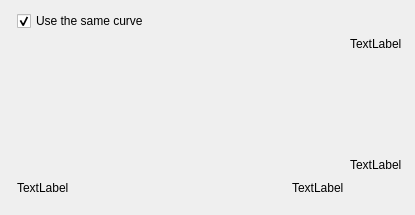
Before: the Qt Designer form krita/plugins/paintops/libpaintop/wdgcurveoption.ui in KDE/krita, drawn with Qt 5.
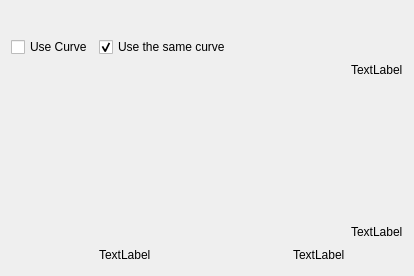
After: the same form once the commit is applied. Custom widgets are drawn as their Qt base class.

Commit message:
Added a slider to the curve widget and the possibility to choose whether to use or not to use the curve.
If the "use curve" checkbox is enabled, the curve will scale to the value
the slider is currently set to.

The edit to the form file:
```diff
--- a/krita/plugins/paintops/libpaintop/wdgcurveoption.ui
+++ b/krita/plugins/paintops/libpaintop/wdgcurveoption.ui
@@ -6,95 +6,128 @@
    <rect>
     <x>0</x>
     <y>0</y>
-    <width>415</width>
-    <height>215</height>
+    <width>414</width>
+    <height>276</height>
    </rect>
   </property>
   <layout class="QGridLayout" name="gridLayout">
-   <item row="0" column="0" rowspan="6">
-    <widget class="KisMultiSensorsSelector" name="sensorSelector" native="true"/>
+   <item row="3" column="0" rowspan="6">
+    <widget class="KisMultiSensorsSelector" name="sensorSelector" native="true">
+     <property name="sizePolicy">
+      <sizepolicy hsizetype="Expanding" vsizetype="Expanding">
+       <horstretch>0</horstretch>
+       <verstretch>0</verstretch>
+      </sizepolicy>
+     </property>
+     <property name="minimumSize">
+      <size>
+       <width>20</width>
+       <height>0</height>
+      </size>
+     </property>
+     <zorder>checkBoxUseSameCurve</zorder>
+    </widget>
    </item>
-   <item row="1" column="1" rowspan="3" colspan="3">
+   <item row="8" column="1">
+    <widget class="QLabel" name="label_xmin">
+     <property name="sizePolicy">
+      <sizepolicy hsizetype="Preferred" vsizetype="Fixed">
+       <horstretch>0</horstretch>
+       <verstretch>0</verstretch>
+      </sizepolicy>
+     </property>
+     <property name="text">
+      <string comment="KDE::DoNotExtract">TextLabel</string>
+     </property>
+    </widget>
+   </item>
+   <item row="3" column="1" rowspan="5" colspan="4">
     <widget class="KisCurveWidget" name="curveWidget" native="true">
      <property name="sizePolicy">
       <sizepolicy hsizetype="Preferred" vsizetype="Expanding">
+       <horstretch>1</horstretch>
+       <verstretch>0</verstretch>
+      </sizepolicy>
+     </property>
+     <zorder>checkBoxUseSameCurve</zorder>
+    </widget>
+   </item>
+   <item row="1" column="0" colspan="5">
+    <widget class="KisDoubleSliderSpinBox" name="slider" native="true">
+     <property name="sizePolicy">
+      <sizepolicy hsizetype="Preferred" vsizetype="Fixed">
        <horstretch>0</horstretch>
        <verstretch>0</verstretch>
       </sizepolicy>
      </property>
+     <property name="minimumSize">
+      <size>
+       <width>20</width>
+       <height>20</height>
+      </size>
+     </property>
+     <property name="maximumSize">
+      <size>
+       <width>16777215</width>
+       <height>16777215</height>
+      </size>
+     </property>
+     <zorder>checkBoxUseSameCurve</zorder>
     </widget>
    </item>
-   <item row="1" column="4">
+   <item row="8" column="4">
+    <widget class="QLabel" name="label_xmax">
+     <property name="sizePolicy">
+      <sizepolicy hsizetype="Preferred" vsizetype="Fixed">
+       <horstretch>0</horstretch>
+       <verstretch>0</verstretch>
+      </sizepolicy>
+     </property>
+     <property name="text">
+      <string comment="KDE::DoNotExtract">TextLabel</string>
+     </property>
+    </widget>
+   </item>
+   <item row="3" column="5">
     <widget class="QLabel" name="label_ymax">
+     <property name="sizePolicy">
+      <sizepolicy hsizetype="Fixed" vsizetype="Fixed">
+       <horstretch>0</horstretch>
+       <verstretch>0</verstretch>
+      </sizepolicy>
+     </property>
      <property name="text">
       <string comment="KDE::DoNotExtract">TextLabel</string>
      </property>
     </widget>
    </item>
-   <item row="2" column="4">
-    <spacer name="verticalSpacer">
-     <property name="orientation">
-      <enum>Qt::Vertical</enum>
-     </property>
-     <property name="sizeHint" stdset="0">
-      <size>
-       <width>54</width>
-       <height>130</height>
-      </size>
-     </property>
-    </spacer>
-   </item>
-   <item row="3" column="4">
+   <item row="7" column="5">
     <widget class="QLabel" name="label_ymin">
-     <property name="text">
-      <string comment="KDE::DoNotExtract">TextLabel</string>
+     <property name="sizePolicy">
+      <sizepolicy hsizetype="Fixed" vsizetype="Fixed">
+       <horstretch>0</horstretch>
+       <verstretch>0</verstretch>
+      </sizepolicy>
      </property>
-    </widget>
-   </item>
-   <item row="4" column="1">
-    <widget class="QLabel" name="label_xmin">
      <property name="text">
       <string comment="KDE::DoNotExtract">TextLabel</string>
      </property>
     </widget>
    </item>
-   <item row="4" column="2">
-    <spacer name="horizontalSpacer">
-     <property name="orientation">
-      <enum>Qt::Horizontal</enum>
-     </property>
-     <property name="sizeHint" stdset="0">
-      <size>
-       <width>72</width>
-       <height>20</height>
-      </size>
-     </property>
-    </spacer>
-   </item>
-   <item row="4" column="3">
-    <widget class="QLabel" name="label_xmax">
-     <property name="text">
-      <string comment="KDE::DoNotExtract">TextLabel</string>
-     </property>
-    </widget>
-   </item>
-   <item row="5" column="2">
-    <spacer name="verticalSpacer_2">
+   <item row="4" column="5" rowspan="3">
+    <spacer name="verticalSpacer">
      <property name="orientation">
       <enum>Qt::Vertical</enum>
      </property>
-     <property name="sizeType">
-      <enum>QSizePolicy::MinimumExpanding</enum>
-     </property>
      <property name="sizeHint" stdset="0">
       <size>
        <width>20</width>
-       <height>0</height>
+       <height>40</height>
       </size>
      </property>
     </spacer>
    </item>
-   <item row="0" column="1">
+   <item row="2" column="1">
     <widget class="QCheckBox" name="checkBoxUseSameCurve">
      <property name="text">
       <string>Use the same curve</string>
@@ -104,9 +137,35 @@
      </property>
     </widget>
    </item>
+   <item row="8" column="2" colspan="2">
+    <spacer name="horizontalSpacer">
+     <property name="orientation">
+      <enum>Qt::Horizontal</enum>
+     </property>
+     <property name="sizeHint" stdset="0">
+      <size>
+       <width>72</width>
+       <height>20</height>
+      </size>
+     </property>
+    </spacer>
+   </item>
+   <item row="2" column="0">
+    <widget class="QCheckBox" name="checkBoxUseCurve">
+     <property name="text">
+      <string>Use Curve</string>
+     </property>
+    </widget>
+   </item>
   </layout>
  </widget>
  <customwidgets>
+  <customwidget>
+   <class>KisDoubleSliderSpinBox</class>
+   <extends>QWidget</extends>
+   <header>kis_slider_spin_box.h</header>
+   <container>1</container>
+  </customwidget>
   <customwidget>
    <class>KisMultiSensorsSelector</class>
    <extends>QWidget</extends>
```
The commit also changes 4 other files.
